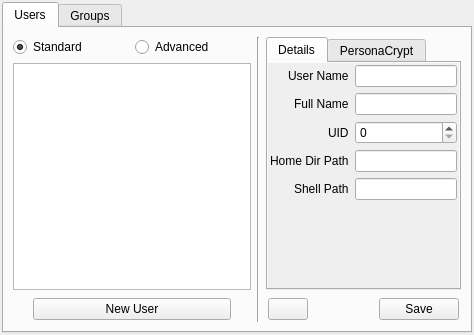
Old version of the form src-qt5/gui_client/pages/page_users.ui in the repository trueos/sysadm-ui-qt.
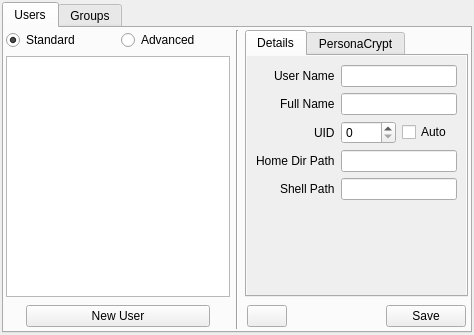
New version of the form. Icons and pictures are not drawn.

Commit message: Make sure the install/uninstall buttons hide on click so the user cannot click them more than once.

```diff
--- a/src-qt5/gui_client/pages/page_users.ui
+++ b/src-qt5/gui_client/pages/page_users.ui
@@ -39,7 +39,19 @@
       <attribute name="title">
        <string>Users</string>
       </attribute>
-      <layout class="QGridLayout" name="gridLayout_2">
+      <layout class="QGridLayout" name="gridLayout_2" columnstretch="1,0,1">
+       <property name="leftMargin">
+        <number>2</number>
+       </property>
+       <property name="topMargin">
+        <number>2</number>
+       </property>
+       <property name="rightMargin">
+        <number>2</number>
+       </property>
+       <property name="bottomMargin">
+        <number>2</number>
+       </property>
        <item row="0" column="0">
         <layout class="QHBoxLayout" name="horizontalLayout">
          <item>
@@ -115,26 +127,14 @@
                <rect>
                 <x>0</x>
                 <y>0</y>
-                <width>189</width>
-                <height>213</height>
+                <width>219</width>
+                <height>227</height>
                </rect>
               </property>
               <layout class="QFormLayout" name="formLayout_2">
                <property name="labelAlignment">
                 <set>Qt::AlignRight|Qt::AlignTrailing|Qt::AlignVCenter</set>
                </property>
-               <property name="leftMargin">
-                <number>2</number>
-               </property>
-               <property name="topMargin">
-                <number>2</number>
-               </property>
-               <property name="rightMargin">
-                <number>2</number>
-               </property>
-               <property name="bottomMargin">
-                <number>2</number>
-               </property>
                <item row="0" column="0">
                 <widget class="QLabel" name="label">
                  <property name="text">
@@ -163,7 +163,18 @@
                 </widget>
                </item>
                <item row="2" column="1">
-                <widget class="QSpinBox" name="spin_user_uid"/>
+                <layout class="QHBoxLayout" name="horizontalLayout_5">
+                 <item>
+                  <widget class="QSpinBox" name="spin_user_uid"/>
+                 </item>
+                 <item>
+                  <widget class="QCheckBox" name="check_user_autouid">
+                   <property name="text">
+                    <string>Auto</string>
+                   </property>
+                  </widget>
+                 </item>
+                </layout>
                </item>
                <item row="3" column="0">
                 <widget class="QLabel" name="label_4">
```
Left out of the diff: 30 changed lines with no effect on the pictures. The commit also changes 3 other files.
